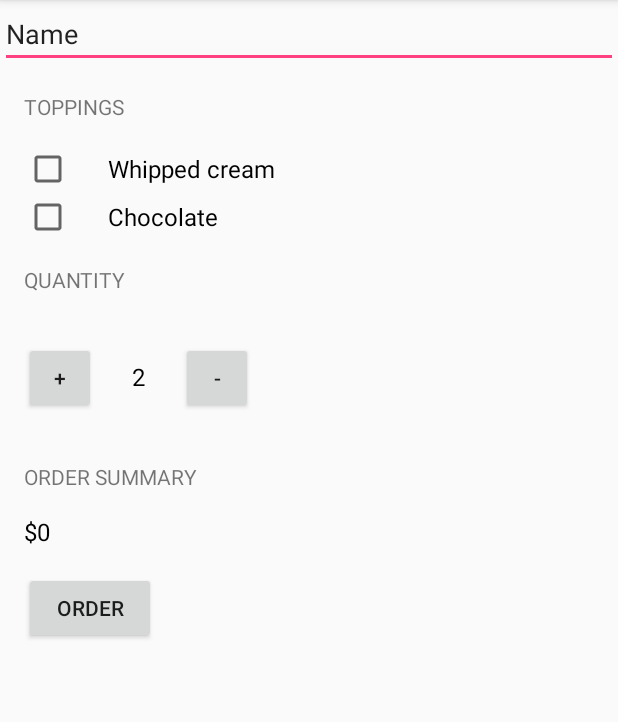
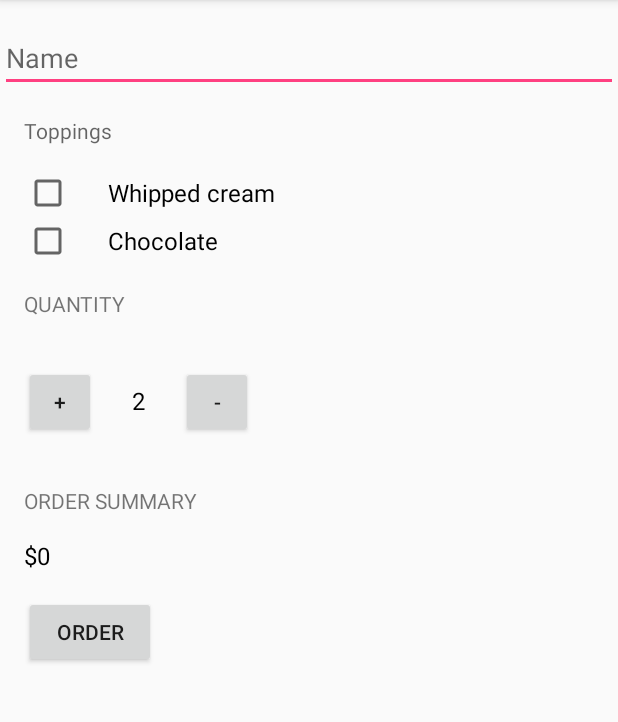
Before and after one commit to Valery85/androidUd, an Android app: the screen it shows after launch (MainActivity), on a phone screen of 412 x 824 dp, the part 84-806 px from its top. Run offline under Robolectric (Android 15) with nearby library versions, the phone set to English and light mode, and no system bars.

Commit message:
Ready interface

```diff
--- a/JustJava/app/src/main/res/layout/activity_main.xml
+++ b/JustJava/app/src/main/res/layout/activity_main.xml
@@ -14,14 +14,15 @@
         android:id="@+id/name_input"
         android:layout_height="wrap_content"
         android:layout_width="match_parent"
-        android:inputType="text"
-        android:text="Name"/>
+        android:inputType="textCapWords"
+        android:hint="Name"
+        android:layout_marginTop="16dp"/>
 
     <TextView
         android:layout_width="wrap_content"
         android:layout_height="wrap_content"
         android:layout_margin="16dp"
-        android:text="Toppings"
+        android:hint="Toppings"
         android:textAllCaps="true" />
 
     <CheckBox
```
